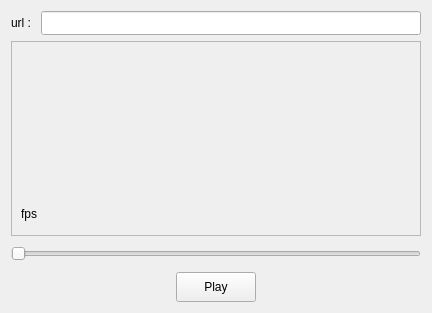
Old version of the form Streaming/streaming.ui in the repository DrSensor/GCS-for-SBC.
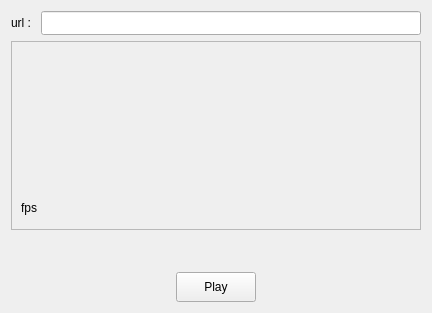
New version of the form. Custom widgets are drawn as their Qt base class.

What changed in the file:
```diff
--- a/Streaming/streaming.ui
+++ b/Streaming/streaming.ui
@@ -82,16 +82,13 @@
     </widget>
    </item>
    <item>
-    <widget class="QSlider" name="horizontalSlider">
+    <widget class="VlcWidgetVolumeSlider" name="volume" native="true">
      <property name="maximumSize">
       <size>
        <width>16777215</width>
-       <height>24</height>
+       <height>30</height>
       </size>
      </property>
-     <property name="orientation">
-      <enum>Qt::Horizontal</enum>
-     </property>
     </widget>
    </item>
    <item>
@@ -159,6 +156,12 @@
     <slot>toggleFullscreen()</slot>
    </slots>
   </customwidget>
+  <customwidget>
+   <class>VlcWidgetVolumeSlider</class>
+   <extends>QWidget</extends>
+   <header>vlc-qt/WidgetVolumeSlider.h</header>
+   <container>1</container>
+  </customwidget>
  </customwidgets>
  <resources/>
  <connections/>
```
